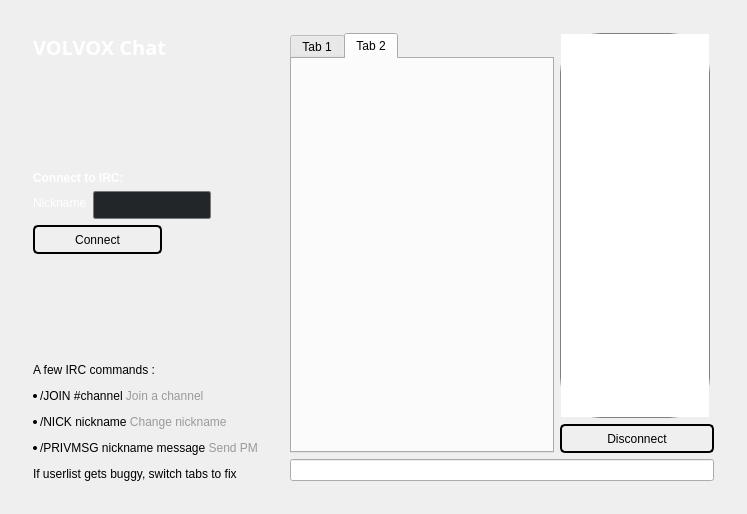
nazarpechka/volvox-old, file src/qt/forms/chatwindow.ui: the form before one commit.
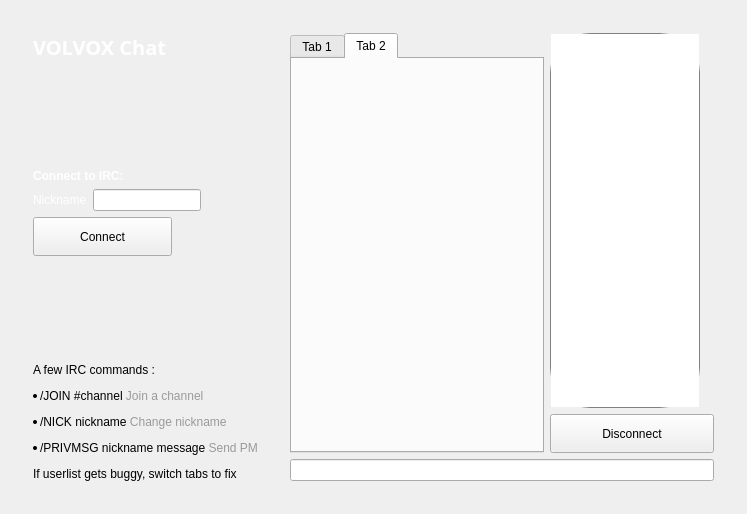
The form after the commit.

```diff
--- a/src/qt/forms/chatwindow.ui
+++ b/src/qt/forms/chatwindow.ui
@@ -67,12 +67,7 @@
             </sizepolicy>
            </property>
            <property name="styleSheet">
-            <string notr="true">    background-color: #232629;
-    padding: 5px;
-    border-style: solid;
-    border: 1px solid #76797C;
-    border-radius: 2px;
-    color: #eff0f1;</string>
+            <string notr="true"></string>
            </property>
            <property name="text">
             <string/>
@@ -94,15 +89,7 @@
             </size>
            </property>
            <property name="styleSheet">
-            <string notr="true">border-top-left-radius: 5px;
-border-top-right-radius: 5px;
-border-bottom-left-radius: 5px;
-border-bottom-right-radius: 5px;
-border: 2px solid #000000;
-min-height: 25px;
-max-height: 25px;
-min-width: 125px;
-max-width: 125px;</string>
+            <string notr="true"></string>
            </property>
            <property name="text">
             <string>Connect</string>
@@ -251,15 +238,7 @@
             </size>
            </property>
            <property name="styleSheet">
-            <string notr="true">border-top-left-radius: 5px;
-border-top-right-radius: 5px;
-border-bottom-left-radius: 5px;
-border-bottom-right-radius: 5px;
-border: 2px solid #000000;
-min-height: 25px;
-max-height: 25px;
-min-width: 150px;
-max-width: 150px;</string>
+            <string notr="true"></string>
            </property>
            <property name="text">
             <string>Disconnect</string>
```
